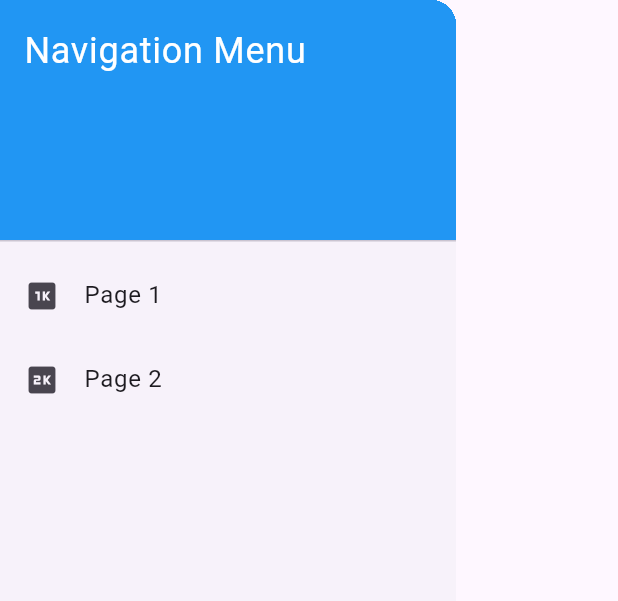
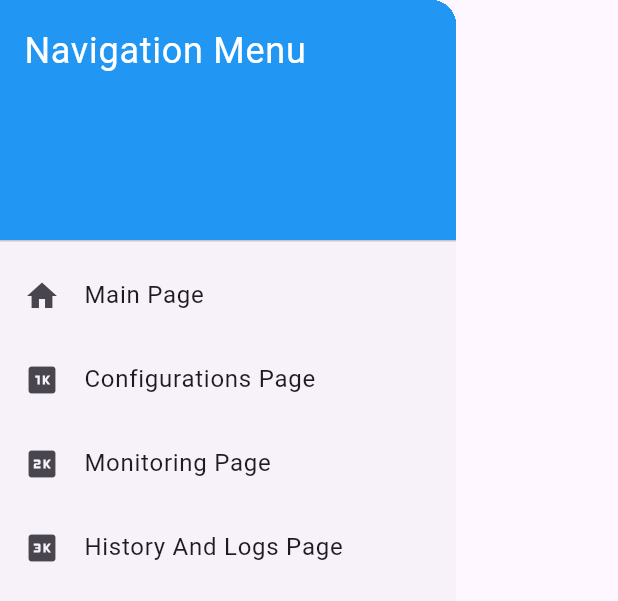
Before and after one commit to Mirackzlyz/beacon_config_flutter, a Flutter app: the CustomDrawer widget shown alone on an empty page, opened directly, on a phone screen of 412 x 824 dp. Shown: the top 601 px of the screen. Run offline on Flutter 3.47's test engine with Material 3 defaults, Android fonts, the phone set to English and light mode, and no system bars; our stand-ins replace flutter_blue.

Commit message:
config page list çalışıyor

```diff
--- a/lib/custom_drawer.dart
+++ b/lib/custom_drawer.dart
@@ -1,6 +1,7 @@
 import 'package:flutter/material.dart';
 import 'configurationsPage.dart'; // Ensure this file defines a Page1 class
 import 'page2.dart'; // Ensure this file defines a Page2 class
+import 'main.dart';
 
 //define a custom drawer to used in all pages
 class CustomDrawer extends StatelessWidget {
@@ -23,8 +24,17 @@ class CustomDrawer extends StatelessWidget {
             ),
           ),
           ListTile(
+            leading: Icon(Icons.home),
+            title: Text('Main Page'),
+            onTap: () {
+              Navigator.of(context).pushReplacement(
+                MaterialPageRoute(builder: (context) => MyHomePage(title: 'Home',)),
+              );
+            },
+          ),
+          ListTile(
             leading: Icon(Icons.one_k),
-            title: Text('Page 1'),
+            title: Text('Configurations Page'),
             onTap: () {
               Navigator.of(context).pushReplacement(
                 MaterialPageRoute(builder: (context) => Page1()),
@@ -33,13 +43,20 @@ class CustomDrawer extends StatelessWidget {
           ),
           ListTile(
             leading: Icon(Icons.two_k),
-            title: Text('Page 2'),
+            title: Text('Monitoring Page'),
             onTap: () {
               Navigator.of(context).pushReplacement(
                 MaterialPageRoute(builder: (context) => Page2()),
               );
             },
           ),
+          ListTile(
+            leading: Icon(Icons.three_k),
+            title: Text('History And Logs Page'),
+            onTap: () {
+
+            }
+          )
         ],
       ),
     );
```
Also changed, not shown: lib/configurationsPage.dart (+48 -37 lines), lib/log_history.dart (added, +10 -0 lines).
